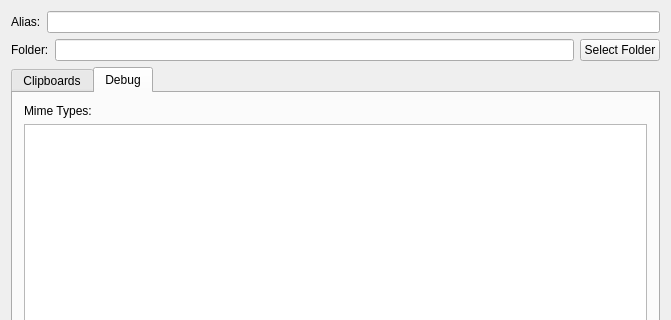
First picture: the form in Clipboard/mainwindow.ui, repository maxim-pervushin/Clipboard, before the edit; both pictures show x 0 to 671 and y 0 to 320 of the 671 by 537 pixel window.
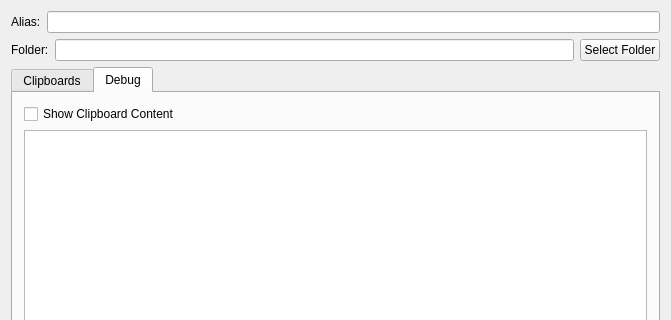
Second picture: the form after the edit. The open tabs and pages were chosen to show the change.

Commit message: Displaying clipboard content.

```diff
--- a/Clipboard/mainwindow.ui
+++ b/Clipboard/mainwindow.ui
@@ -74,14 +74,14 @@
        </attribute>
        <layout class="QVBoxLayout" name="verticalLayout">
         <item>
-         <widget class="QLabel" name="label">
+         <widget class="QCheckBox" name="showClipboardContentCheckBox">
           <property name="text">
-           <string>Mime Types:</string>
+           <string>Show Clipboard Content</string>
           </property>
          </widget>
         </item>
         <item>
-         <widget class="QListWidget" name="listWidget"/>
+         <widget class="QTableWidget" name="clipboardContentTableWidget"/>
         </item>
        </layout>
       </widget>
```
Left out of the diff: 2 changed lines with no effect on the pictures. The commit also changes 1 other file.
